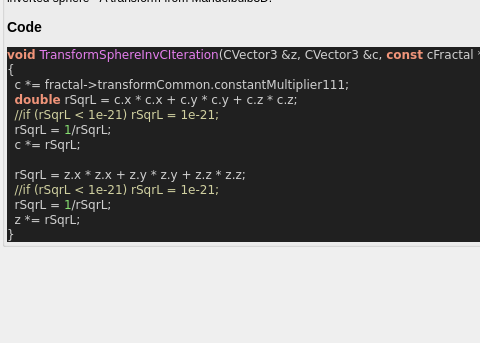
The window that mandelbulber2/qt_data/fractal_transf_sphere_invC.ui (buddhi1980/mandelbulber2) describes before a commit, drawn with Qt 5; both pictures show x 0 to 480 and y 180 to 523 of the 772 by 523 pixel window.
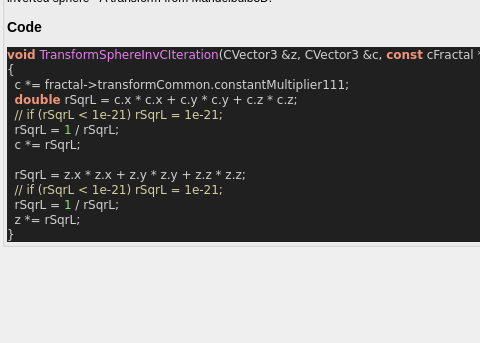
The same window after the commit. Custom widgets are drawn as their Qt base class.

Commit message:
source code format for fractal_formulas.cpp
- now complete code base is refactored!
- also regenerated ui files with populateUiInformation.php
- codeStyleCheck.php is now fully functional and can be used auto
refactor the code base (may be a little slow)

What changed in the file:
```diff
--- a/mandelbulber2/qt_data/fractal_transf_sphere_invC.ui
+++ b/mandelbulber2/qt_data/fractal_transf_sphere_invC.ui
@@ -275,13 +275,13 @@
 &lt;span style=&quot;color:#d0d0d0&quot;&gt;{&lt;/span&gt;
   c &lt;span style=&quot;color:#d0d0d0&quot;&gt;*=&lt;/span&gt; fractal&lt;span style=&quot;color:#d0d0d0&quot;&gt;-&amp;gt;&lt;/span&gt;transformCommon&lt;span style=&quot;color:#d0d0d0&quot;&gt;.&lt;/span&gt;constantMultiplier111&lt;span style=&quot;color:#d0d0d0&quot;&gt;;&lt;/span&gt;
   &lt;span style=&quot;color:#f09479; font-weight:bold&quot;&gt;double&lt;/span&gt; rSqrL &lt;span style=&quot;color:#d0d0d0&quot;&gt;=&lt;/span&gt; c&lt;span style=&quot;color:#d0d0d0&quot;&gt;.&lt;/span&gt;x &lt;span style=&quot;color:#d0d0d0&quot;&gt;*&lt;/span&gt; c&lt;span style=&quot;color:#d0d0d0&quot;&gt;.&lt;/span&gt;x &lt;span style=&quot;color:#d0d0d0&quot;&gt;+&lt;/span&gt; c&lt;span style=&quot;color:#d0d0d0&quot;&gt;.&lt;/span&gt;y &lt;span style=&quot;color:#d0d0d0&quot;&gt;*&lt;/span&gt; c&lt;span style=&quot;color:#d0d0d0&quot;&gt;.&lt;/span&gt;y &lt;span style=&quot;color:#d0d0d0&quot;&gt;+&lt;/span&gt; c&lt;span style=&quot;color:#d0d0d0&quot;&gt;.&lt;/span&gt;z &lt;span style=&quot;color:#d0d0d0&quot;&gt;*&lt;/span&gt; c&lt;span style=&quot;color:#d0d0d0&quot;&gt;.&lt;/span&gt;z&lt;span style=&quot;color:#d0d0d0&quot;&gt;;&lt;/span&gt;
-  &lt;span style=&quot;color:#d0d0a0&quot;&gt;//if (rSqrL &amp;lt; 1e-21) rSqrL = 1e-21;&lt;/span&gt;
-  rSqrL &lt;span style=&quot;color:#d0d0d0&quot;&gt;=&lt;/span&gt; &lt;span style=&quot;color:#87df71&quot;&gt;1&lt;/span&gt;&lt;span style=&quot;color:#d0d0d0&quot;&gt;/&lt;/span&gt;rSqrL&lt;span style=&quot;color:#d0d0d0&quot;&gt;;&lt;/span&gt;
+  &lt;span style=&quot;color:#d0d0a0&quot;&gt;// if (rSqrL &amp;lt; 1e-21) rSqrL = 1e-21;&lt;/span&gt;
+  rSqrL &lt;span style=&quot;color:#d0d0d0&quot;&gt;=&lt;/span&gt; &lt;span style=&quot;color:#87df71&quot;&gt;1&lt;/span&gt; &lt;span style=&quot;color:#d0d0d0&quot;&gt;/&lt;/span&gt; rSqrL&lt;span style=&quot;color:#d0d0d0&quot;&gt;;&lt;/span&gt;
   c &lt;span style=&quot;color:#d0d0d0&quot;&gt;*=&lt;/span&gt; rSqrL&lt;span style=&quot;color:#d0d0d0&quot;&gt;;&lt;/span&gt;
 
   rSqrL &lt;span style=&quot;color:#d0d0d0&quot;&gt;=&lt;/span&gt; z&lt;span style=&quot;color:#d0d0d0&quot;&gt;.&lt;/span&gt;x &lt;span style=&quot;color:#d0d0d0&quot;&gt;*&lt;/span&gt; z&lt;span style=&quot;color:#d0d0d0&quot;&gt;.&lt;/span&gt;x &lt;span style=&quot;color:#d0d0d0&quot;&gt;+&lt;/span&gt; z&lt;span style=&quot;color:#d0d0d0&quot;&gt;.&lt;/span&gt;y &lt;span style=&quot;color:#d0d0d0&quot;&gt;*&lt;/span&gt; z&lt;span style=&quot;color:#d0d0d0&quot;&gt;.&lt;/span&gt;y &lt;span style=&quot;color:#d0d0d0&quot;&gt;+&lt;/span&gt; z&lt;span style=&quot;color:#d0d0d0&quot;&gt;.&lt;/span&gt;z &lt;span style=&quot;color:#d0d0d0&quot;&gt;*&lt;/span&gt; z&lt;span style=&quot;color:#d0d0d0&quot;&gt;.&lt;/span&gt;z&lt;span style=&quot;color:#d0d0d0&quot;&gt;;&lt;/span&gt;
-  &lt;span style=&quot;color:#d0d0a0&quot;&gt;//if (rSqrL &amp;lt; 1e-21) rSqrL = 1e-21;&lt;/span&gt;
-  rSqrL &lt;span style=&quot;color:#d0d0d0&quot;&gt;=&lt;/span&gt; &lt;span style=&quot;color:#87df71&quot;&gt;1&lt;/span&gt;&lt;span style=&quot;color:#d0d0d0&quot;&gt;/&lt;/span&gt;rSqrL&lt;span style=&quot;color:#d0d0d0&quot;&gt;;&lt;/span&gt;
+  &lt;span style=&quot;color:#d0d0a0&quot;&gt;// if (rSqrL &amp;lt; 1e-21) rSqrL = 1e-21;&lt;/span&gt;
+  rSqrL &lt;span style=&quot;color:#d0d0d0&quot;&gt;=&lt;/span&gt; &lt;span style=&quot;color:#87df71&quot;&gt;1&lt;/span&gt; &lt;span style=&quot;color:#d0d0d0&quot;&gt;/&lt;/span&gt; rSqrL&lt;span style=&quot;color:#d0d0d0&quot;&gt;;&lt;/span&gt;
   z &lt;span style=&quot;color:#d0d0d0&quot;&gt;*=&lt;/span&gt; rSqrL&lt;span style=&quot;color:#d0d0d0&quot;&gt;;&lt;/span&gt;
 &lt;span style=&quot;color:#d0d0d0&quot;&gt;}&lt;/span&gt;
 &lt;/pre&gt;
```
The commit also changes 101 other files.
